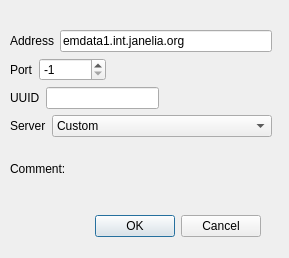
Before: the Qt Designer form neurolabi/gui/zdviddialog.ui in janelia-flyem/NeuTu, drawn with Qt 5.
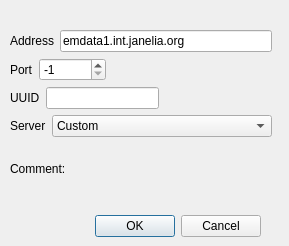
After: the same form once the commit is applied.

```diff
--- a/neurolabi/gui/zdviddialog.ui
+++ b/neurolabi/gui/zdviddialog.ui
@@ -7,7 +7,7 @@
     <x>0</x>
     <y>0</y>
     <width>289</width>
-    <height>258</height>
+    <height>246</height>
    </rect>
   </property>
   <property name="windowTitle">
@@ -29,7 +29,7 @@
     <set>QDialogButtonBox::Cancel|QDialogButtonBox::Ok</set>
    </property>
   </widget>
-  <widget class="QWidget" name="">
+  <widget class="QWidget" name="layoutWidget">
    <property name="geometry">
     <rect>
      <x>10</x>
```
